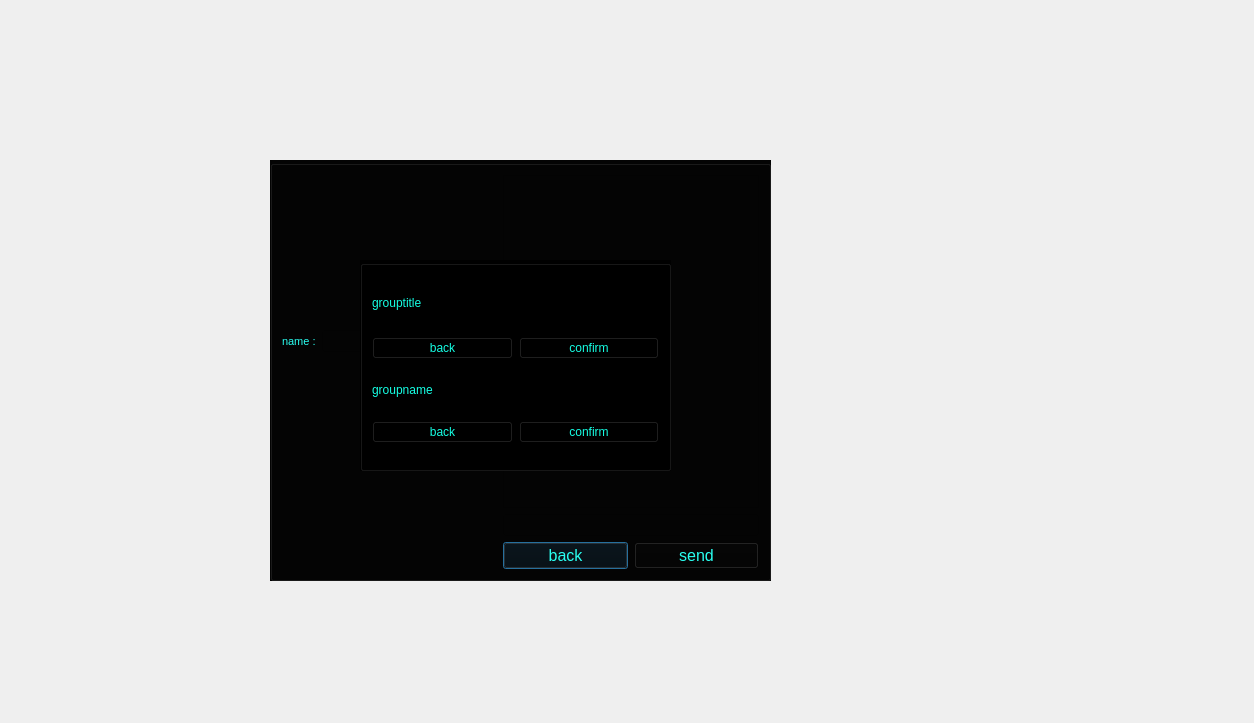
Qt form massenger/creategroup_dialog.ui (MahanBeidokhti/AP-Messenger) before a commit.
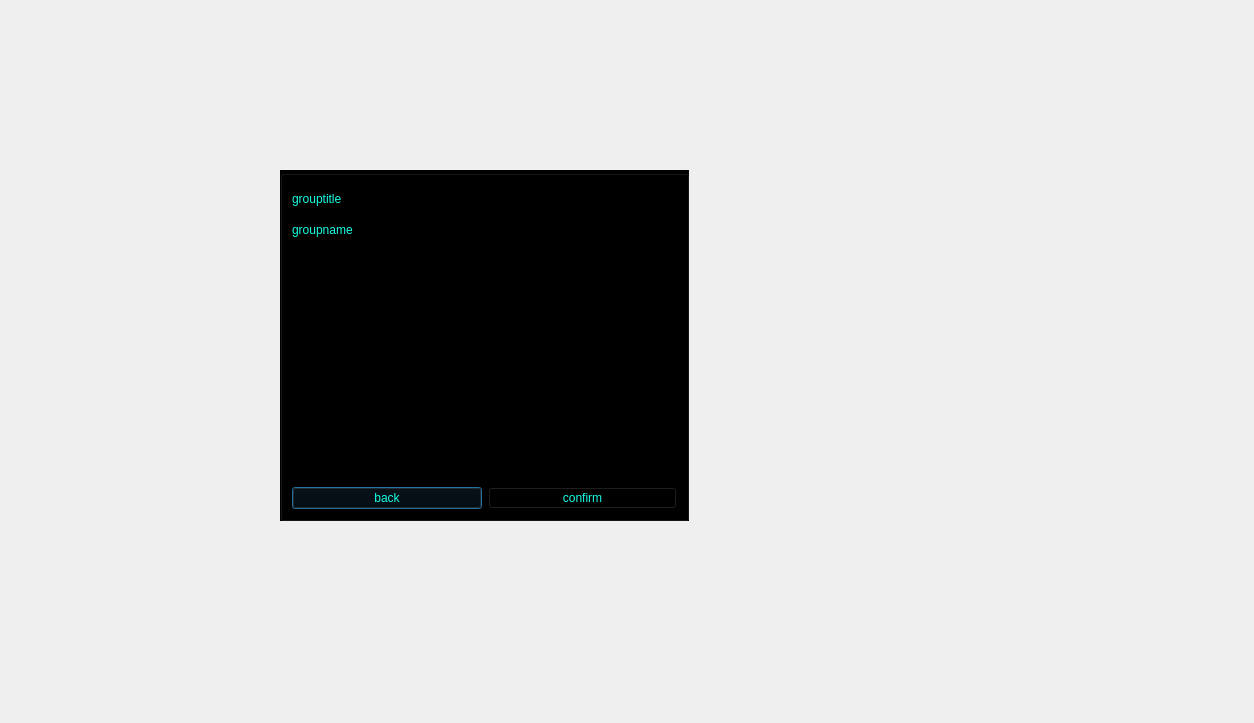
The same form after that commit. Icons and pictures are not drawn.

Commit message: create group and create channel and sendmessageuser has completed

The edit to the form file:
```diff
--- a/massenger/creategroup_dialog.ui
+++ b/massenger/creategroup_dialog.ui
@@ -16,103 +16,13 @@
   <property name="styleSheet">
    <string notr="true">background-image: url(:/Source/@metawalls.jpg);</string>
   </property>
-  <widget class="QGroupBox" name="chat_groupBox">
-   <property name="geometry">
-    <rect>
-     <x>270</x>
-     <y>160</y>
-     <width>501</width>
-     <height>421</height>
-    </rect>
-   </property>
-   <property name="styleSheet">
-    <string notr="true">color: rgb(41, 255, 241);
-background-color: rgb(4, 4, 4);
-gridline-color: rgb(255, 71, 25);
-border-color: rgb(15, 255, 11);
-border-color: rgb(255, 23, 23);</string>
-   </property>
-   <property name="title">
-    <string/>
-   </property>
-   <layout class="QGridLayout" name="gridLayout">
-    <item row="0" column="0">
-     <widget class="QLabel" name="name_label">
-      <property name="font">
-       <font>
-        <pointsize>8</pointsize>
-       </font>
-      </property>
-      <property name="text">
-       <string>name :</string>
-      </property>
-     </widget>
-    </item>
-    <item row="0" column="1">
-     <widget class="QLineEdit" name="recieved_groupname_lineEdit">
-      <property name="font">
-       <font>
-        <pointsize>8</pointsize>
-       </font>
-      </property>
-     </widget>
-    </item>
-    <item row="0" column="2">
-     <widget class="QListView" name="massege_listView">
-      <property name="styleSheet">
-       <string notr="true">gridline-color: rgb(255, 102, 26);
-selection-background-color: rgb(255, 71, 39);
-border-top-color: rgb(255, 101, 24);</string>
-      </property>
-     </widget>
-    </item>
-    <item row="1" column="2">
-     <widget class="QLineEdit" name="send_lineEdit">
-      <property name="styleSheet">
-       <string notr="true">border-color: rgb(11, 255, 235);</string>
-      </property>
-      <property name="text">
-       <string/>
-      </property>
-     </widget>
-    </item>
-    <item row="2" column="2">
-     <layout class="QHBoxLayout" name="horizontalLayout_2">
-      <item>
-       <widget class="QPushButton" name="back_chat_pushButton">
-        <property name="font">
-         <font>
-          <pointsize>12</pointsize>
-         </font>
-        </property>
-        <property name="text">
-         <string>back</string>
-        </property>
-       </widget>
-      </item>
-      <item>
-       <widget class="QPushButton" name="send_pushButton">
-        <property name="font">
-         <font>
-          <pointsize>12</pointsize>
-         </font>
-        </property>
-        <property name="text">
-         <string>send</string>
-        </property>
-       </widget>
-      </item>
-     </layout>
-    </item>
-   </layout>
-  </widget>
   <widget class="QGroupBox" name="groupinformation_groupBox">
    <property name="geometry">
     <rect>
-     <x>360</x>
-     <y>260</y>
-     <width>311</width>
-     <height>211</height>
+     <x>280</x>
+     <y>170</y>
+     <width>409</width>
+     <height>351</height>
     </rect>
    </property>
    <property name="styleSheet">
@@ -123,13 +33,6 @@
     <string/>
    </property>
    <layout class="QGridLayout" name="gridLayout_2">
-    <item row="3" column="0">
-     <widget class="QPushButton" name="back_pushButton_2">
-      <property name="text">
-       <string>back</string>
-      </property>
-     </widget>
-    </item>
     <item row="0" column="0" colspan="2">
      <layout class="QHBoxLayout" name="horizontalLayout">
       <item>
@@ -153,14 +56,14 @@
       </item>
      </layout>
     </item>
-    <item row="1" column="0">
+    <item row="3" column="0">
      <widget class="QPushButton" name="back_pushButton">
       <property name="text">
        <string>back</string>
       </property>
      </widget>
     </item>
-    <item row="2" column="0" colspan="2">
+    <item row="1" column="0" colspan="2">
      <layout class="QHBoxLayout" name="horizontalLayout_3">
       <item>
        <widget class="QLabel" name="label_2">
@@ -175,19 +78,27 @@
      </layout>
     </item>
     <item row="3" column="1">
-     <widget class="QPushButton" name="confirm_pushButton_2">
-      <property name="text">
-       <string>confirm</string>
-      </property>
-     </widget>
-    </item>
-    <item row="1" column="1">
      <widget class="QPushButton" name="confirm_pushButton">
       <property name="text">
        <string>confirm</string>
       </property>
      </widget>
     </item>
+    <item row="2" column="0" colspan="2">
+     <widget class="QLabel" name="error_label">
+      <property name="font">
+       <font>
+        <pointsize>12</pointsize>
+       </font>
+      </property>
+      <property name="text">
+       <string/>
+      </property>
+      <property name="alignment">
+       <set>Qt::AlignCenter</set>
+      </property>
+     </widget>
+    </item>
    </layout>
   </widget>
  </widget>
```
The commit also changes 8 other files.
